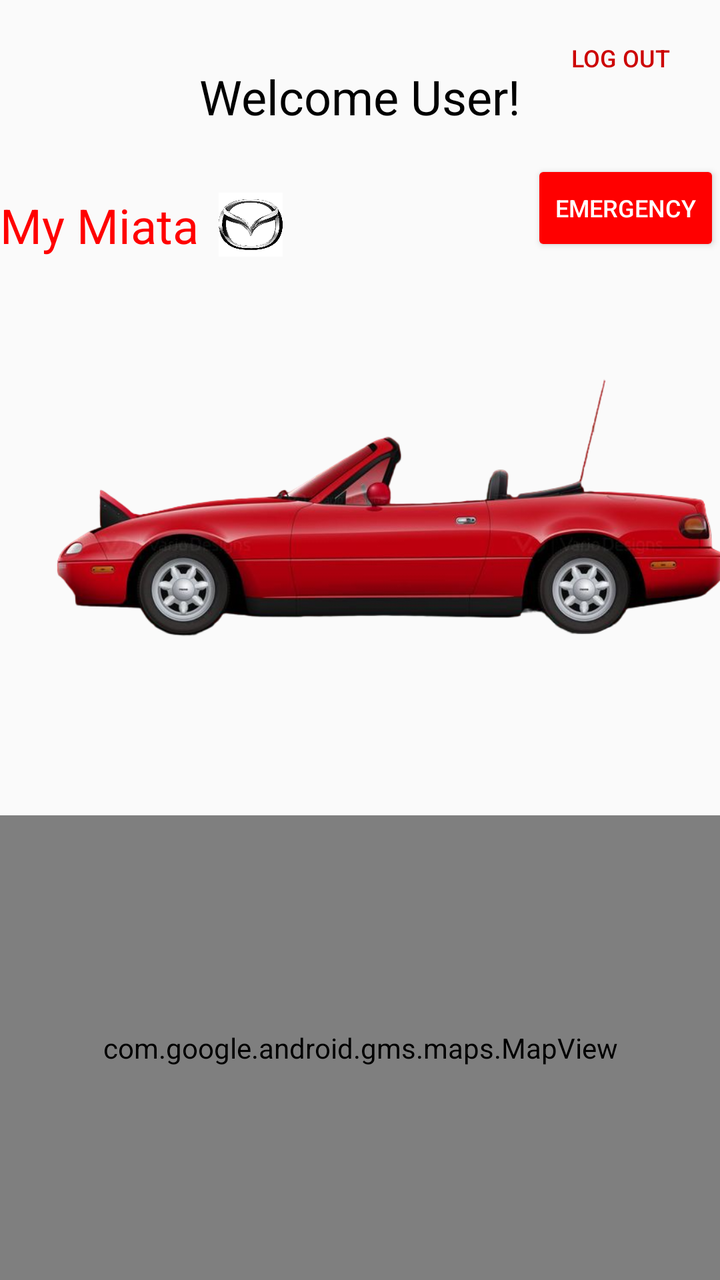
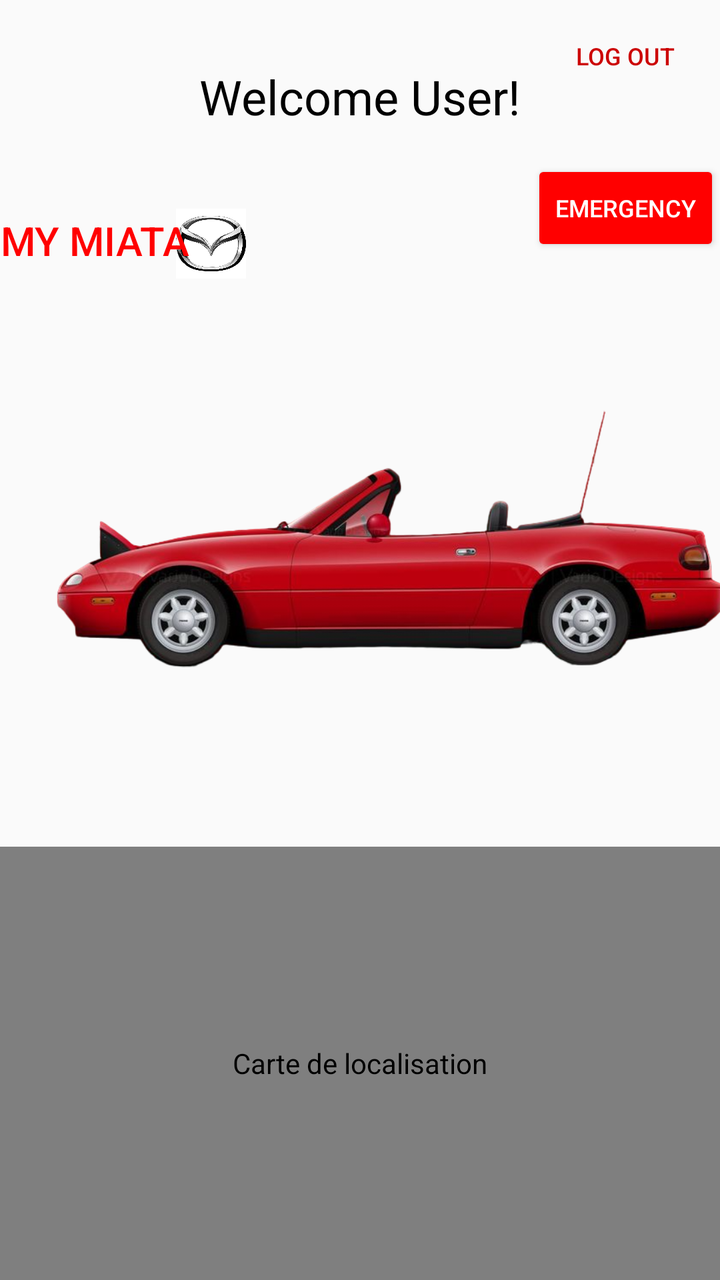

Screens rendered from an Android XML layout before and after an edit, with the pre-edit source and the edit as a unified diff.
<!-- AndroidManifest.xml: activity theme Theme.AppCompat.Light.NoActionBar -->
<!-- res/layout/activity_main.xml -->
<?xml version="1.0" encoding="utf-8"?>
<androidx.constraintlayout.widget.ConstraintLayout xmlns:android="http://schemas.android.com/apk/res/android"
    xmlns:app="http://schemas.android.com/apk/res-auto"
    xmlns:tools="http://schemas.android.com/tools"
    android:layout_width="match_parent"
    android:layout_height="match_parent"
    tools:context=".MainActivity">

    
    <TextView
        android:id="@+id/welcomeTextView"
        android:layout_width="wrap_content"
        android:layout_height="wrap_content"
        android:layout_marginTop="32dp"
        android:text="@string/welcome_user"
        android:textColor="@android:color/black"
        android:textSize="24sp"
        app:layout_constraintEnd_toEndOf="parent"
        app:layout_constraintStart_toStartOf="parent"
        app:layout_constraintTop_toTopOf="parent" />

    

    <TextView
        android:id="@+id/carModelTextView"
        android:layout_width="wrap_content"
        android:layout_height="wrap_content"
        android:layout_marginTop="32dp"
        android:layout_marginEnd="312dp"
        android:text="@string/my_miata"
        android:textColor="#FF0000"
        android:textSize="24sp"
        app:layout_constraintEnd_toEndOf="parent"
        app:layout_constraintHorizontal_bias="0.0"
        app:layout_constraintStart_toStartOf="parent"
        app:layout_constraintTop_toBottomOf="@id/welcomeTextView"
        tools:ignore="VisualLintOverlap" />

    <ImageView
        android:id="@+id/carLogoImageView"
        android:layout_width="52dp"
        android:layout_height="32dp"
        android:layout_marginTop="32dp"
        android:contentDescription="@string/car_image_description"
        android:src="@drawable/mazda_logo"
        app:layout_constraintBottom_toTopOf="@+id/carImageView"
        app:layout_constraintEnd_toEndOf="parent"
        app:layout_constraintHorizontal_bias="0.0"
        app:layout_constraintStart_toEndOf="@+id/carModelTextView"
        app:layout_constraintTop_toBottomOf="@+id/welcomeTextView"
        app:layout_constraintVertical_bias="0.0"
        tools:ignore="VisualLintBounds" />

    <ImageView
        android:id="@+id/carImageView"
        android:layout_width="411dp"
        android:layout_height="259dp"
        android:layout_marginTop="4dp"
        android:contentDescription="@string/car_side_view_description"
        android:src="@drawable/miata_side_view"
        app:layout_constraintBottom_toBottomOf="parent"
        app:layout_constraintEnd_toEndOf="parent"
        app:layout_constraintHorizontal_bias="0.0"
        app:layout_constraintStart_toStartOf="parent"
        app:layout_constraintTop_toBottomOf="@+id/carModelTextView"
        app:layout_constraintVertical_bias="0.0"
        tools:ignore="VisualLintBounds" />

    <com.google.android.gms.maps.MapView
        android:id="@+id/mapView"
        android:layout_width="0dp"
        android:layout_height="0dp"
        android:layout_marginTop="16dp"
        app:layout_constraintBottom_toBottomOf="parent"
        app:layout_constraintEnd_toEndOf="parent"
        app:layout_constraintStart_toStartOf="parent"
        app:layout_constraintTop_toBottomOf="@id/carImageView" />

    

    <Button
        android:id="@+id/license_plate_button"
        android:layout_width="108dp"
        android:layout_height="55dp"
        android:layout_marginTop="188dp"
        android:background="@android:color/transparent"
        android:visibility="visible"
        app:layout_constraintEnd_toEndOf="parent"
        app:layout_constraintHorizontal_bias="0.462"
        app:layout_constraintStart_toStartOf="parent"
        app:layout_constraintTop_toBottomOf="@+id/welcomeTextView"
        tools:ignore="SpeakableTextPresentCheck"
        tools:visibility="visible" />

    <LinearLayout
        android:id="@+id/bubbleMenu"
        android:layout_width="160dp"
        android:layout_height="50dp"
        android:layout_marginTop="20dp"
        android:background="@drawable/bubble_background"
        android:orientation="vertical"
        android:visibility="gone"
        app:layout_constraintEnd_toEndOf="@id/license_plate_button"
        app:layout_constraintStart_toStartOf="@id/license_plate_button"
        app:layout_constraintTop_toBottomOf="@id/license_plate_button"
        tools:ignore="TextSizeCheck"
        tools:visibility="visible">

        <FrameLayout
            android:layout_width="wrap_content"
            android:layout_height="wrap_content"
            tools:ignore="UselessParent">
            
            <ImageView
                android:id="@+id/bubbleImage"
                android:layout_width="150dp"
                android:layout_height="40dp"
                android:layout_marginStart="5dp"
                android:layout_marginTop="4dp"
                android:contentDescription="@string/plaque_vide"
                android:gravity="center"
                android:src="@drawable/plaque_francaise_vide" />

            
            <TextView
                android:id="@+id/licensePlateTextView"
                android:layout_width="wrap_content"
                android:layout_height="wrap_content"
                android:layout_gravity="center"
                android:layout_marginStart="3dp"
                android:layout_marginTop="1dp"
                android:background="#00000000"
                android:gravity="center"
                android:padding="8dp"
                android:text="@string/license_plate"
                android:textColor="@android:color/black"
                android:textSize="20sp"
                tools:ignore="VisualLintBounds" />

        </FrameLayout>

    </LinearLayout>

    <Button
        android:id="@+id/irRemoteButton"
        android:layout_width="47dp"
        android:layout_height="50dp"
        android:layout_marginTop="100dp"
        android:background="@android:color/transparent"
        app:layout_constraintEnd_toEndOf="parent"
        app:layout_constraintHorizontal_bias="0.076"
        app:layout_constraintStart_toStartOf="parent"
        app:layout_constraintTop_toTopOf="@+id/carImageView"
        tools:ignore="HardcodedText,SpeakableTextPresentCheck,TextSizeCheck,TouchTargetSizeCheck" />

    <Button
        android:id="@+id/logoutButton"
        android:layout_width="95dp"
        android:layout_height="54dp"
        android:background="?attr/selectableItemBackgroundBorderless"
        android:contentDescription="@string/logout"
        android:text="@string/logout"
        android:textColor="@android:color/holo_red_dark"
        android:textSize="12sp"
        app:layout_constraintBottom_toTopOf="@+id/carImageView"
        app:layout_constraintEnd_toEndOf="parent"
        app:layout_constraintHorizontal_bias="0.483"
        app:layout_constraintStart_toEndOf="@+id/welcomeTextView"
        app:layout_constraintTop_toTopOf="parent"
        app:layout_constraintVertical_bias="0.025" />

    <Button
        android:id="@+id/button_dial"
        android:layout_width="wrap_content"
        android:layout_height="wrap_content"
        android:layout_marginTop="80dp"
        android:backgroundTint="#FF0000"
        android:text="@string/emergency"
        android:textColor="#FFFF"
        android:textSize="12sp"
        app:layout_constraintEnd_toEndOf="parent"
        app:layout_constraintTop_toTopOf="parent"
        tools:ignore="TextContrastCheck" />
</androidx.constraintlayout.widget.ConstraintLayout>
<!-- resources referenced by this layout -->
<resources>
  <!-- drawable bubble_background (drawable) -->
  <?xml version="1.0" encoding="utf-8"?>
  <shape xmlns:android="http://schemas.android.com/apk/res/android">
      <solid android:color="#A9A9A9"/> 
      <corners android:radius="8dp"/> 
      <size
          android:width="160dp"
          android:height="50dp"/>
  </shape>
  <!-- drawable mazda_logo: png bitmap (drawable, 153606 bytes) -->
  <!-- drawable miata_side_view: png bitmap (drawable, 184076 bytes) -->
  <!-- drawable plaque_francaise_vide: jpg bitmap (drawable, 15105 bytes) -->
  <string name="car_image_description">Car Logo</string>
  <string name="car_side_view_description">Car Side View</string>
  <string name="emergency">Emergency</string>
  <string name="license_plate">License Plate:</string>
  <string name="logout">Log out</string>
  <string name="my_miata">My Miata</string>
  <string name="plaque_vide">plaque_vide</string>
  <string name="welcome_user">Welcome User!</string>
</resources>

<!-- the commit's change to res/layout/activity_main.xml (unified diff, before → after) -->
@@ -21,7 +21,7 @@
 
     
 
-    <TextView
+    <Button
         android:id="@+id/carModelTextView"
         android:layout_width="wrap_content"
         android:layout_height="wrap_content"
@@ -29,7 +29,8 @@
         android:layout_marginEnd="312dp"
         android:text="@string/my_miata"
         android:textColor="#FF0000"
-        android:textSize="24sp"
+        android:textSize="20sp"
+        android:background="@android:color/transparent"
         app:layout_constraintEnd_toEndOf="parent"
         app:layout_constraintHorizontal_bias="0.0"
         app:layout_constraintStart_toStartOf="parent"
@@ -38,15 +39,15 @@
 
     <ImageView
         android:id="@+id/carLogoImageView"
-        android:layout_width="52dp"
-        android:layout_height="32dp"
-        android:layout_marginTop="32dp"
+        android:layout_width="65dp"
+        android:layout_height="35dp"
+        android:layout_marginTop="40dp"
         android:contentDescription="@string/car_image_description"
         android:src="@drawable/mazda_logo"
         app:layout_constraintBottom_toTopOf="@+id/carImageView"
         app:layout_constraintEnd_toEndOf="parent"
-        app:layout_constraintHorizontal_bias="0.0"
-        app:layout_constraintStart_toEndOf="@+id/carModelTextView"
+        app:layout_constraintHorizontal_bias="0.248"
+        app:layout_constraintStart_toStartOf="parent"
         app:layout_constraintTop_toBottomOf="@+id/welcomeTextView"
         app:layout_constraintVertical_bias="0.0"
         tools:ignore="VisualLintBounds" />
@@ -68,6 +69,7 @@
 
     <com.google.android.gms.maps.MapView
         android:id="@+id/mapView"
+        android:contentDescription="@string/carte_de_localisation"
         android:layout_width="0dp"
         android:layout_height="0dp"
         android:layout_marginTop="16dp"
@@ -82,11 +84,11 @@
         android:id="@+id/license_plate_button"
         android:layout_width="108dp"
         android:layout_height="55dp"
-        android:layout_marginTop="188dp"
+        android:layout_marginTop="200dp"
         android:background="@android:color/transparent"
         android:visibility="visible"
         app:layout_constraintEnd_toEndOf="parent"
-        app:layout_constraintHorizontal_bias="0.462"
+        app:layout_constraintHorizontal_bias="0.498"
         app:layout_constraintStart_toStartOf="parent"
         app:layout_constraintTop_toBottomOf="@+id/welcomeTextView"
         tools:ignore="SpeakableTextPresentCheck"
@@ -141,6 +143,39 @@
 
     </LinearLayout>
 
+    <LinearLayout
+        android:id="@+id/bubbleMenu2"
+        android:layout_width="119dp"
+        android:layout_height="121dp"
+        android:layout_marginTop="12dp"
+        android:background="@drawable/grey_bubble"
+        android:orientation="vertical"
+        android:visibility="gone"
+        app:layout_constraintEnd_toEndOf="parent"
+        app:layout_constraintHorizontal_bias="0.0"
+        app:layout_constraintStart_toStartOf="parent"
+        app:layout_constraintTop_toBottomOf="@+id/carModelTextView"
+        tools:ignore="TextSizeCheck"
+        tools:visibility="visible">
+
+            
+            <TextView
+                android:id="@+id/PopUpTextView"
+                android:layout_width="wrap_content"
+                android:layout_height="wrap_content"
+                android:layout_gravity="center"
+                android:layout_marginStart="0dp"
+                android:layout_marginTop="1dp"
+                android:background="#00000000"
+                android:gravity="center"
+                android:padding="8dp"
+                android:text="@string/popuptext"
+                android:textColor="@android:color/black"
+                android:textSize="20sp"
+                tools:ignore="VisualLintBounds" />
+
+    </LinearLayout>
+
     <Button
         android:id="@+id/irRemoteButton"
         android:layout_width="47dp"
@@ -164,10 +199,10 @@
         android:textSize="12sp"
         app:layout_constraintBottom_toTopOf="@+id/carImageView"
         app:layout_constraintEnd_toEndOf="parent"
-        app:layout_constraintHorizontal_bias="0.483"
+        app:layout_constraintHorizontal_bias="1.0"
         app:layout_constraintStart_toEndOf="@+id/welcomeTextView"
         app:layout_constraintTop_toTopOf="parent"
-        app:layout_constraintVertical_bias="0.025" />
+        app:layout_constraintVertical_bias="0.01" />
 
     <Button
         android:id="@+id/button_dial"
<!-- resource entries referenced after the edit -->
@@ -9,16 +9,19 @@
           android:width="160dp"
           android:height="50dp"/>
   </shape>
+  <!-- drawable grey_bubble: jpg bitmap (drawable, 34112 bytes) -->
   <!-- drawable mazda_logo: png bitmap (drawable, 153606 bytes) -->
   <!-- drawable miata_side_view: png bitmap (drawable, 184076 bytes) -->
   <!-- drawable plaque_francaise_vide: jpg bitmap (drawable, 15105 bytes) -->
   <string name="car_image_description">Car Logo</string>
   <string name="car_side_view_description">Car Side View</string>
+  <string name="carte_de_localisation">Carte de localisation</string>
   <string name="emergency">Emergency</string>
   <string name="license_plate">License Plate:</string>
   <string name="logout">Log out</string>
   <string name="my_miata">My Miata</string>
   <string name="plaque_vide">plaque_vide</string>
+  <string name="popuptext">Map</string>
   <string name="welcome_user">Welcome User!</string>
 </resources>
 
